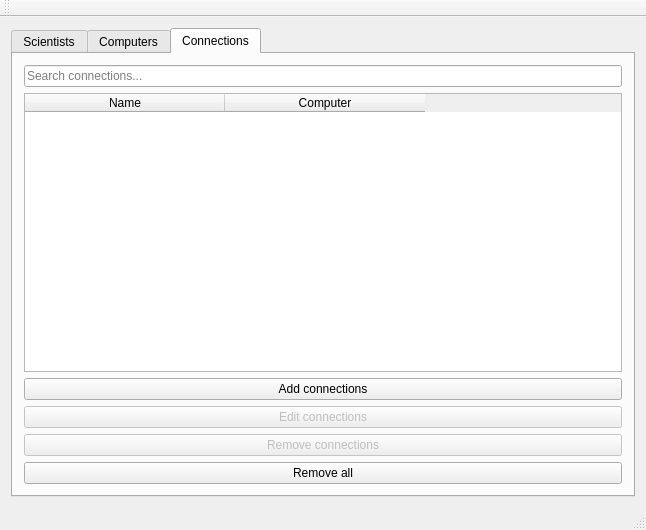
Above: vln-vika3/vln3/mainwindow.ui from hoddiingi/vln1-2016 before the change. Below: the same form after it.
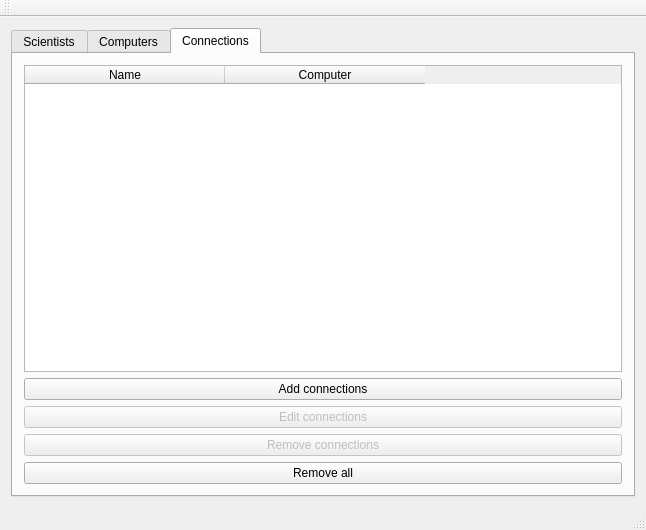
That is the form after the change.

Commit message: Search fjarlægt í töflu í connections

Diff of the .ui file:
```diff
--- a/vln-vika3/vln3/mainwindow.ui
+++ b/vln-vika3/vln3/mainwindow.ui
@@ -251,13 +251,6 @@
         <string>Connections</string>
        </attribute>
        <layout class="QVBoxLayout" name="verticalLayout_5">
-        <item>
-         <widget class="QLineEdit" name="input_filter_connections">
-          <property name="placeholderText">
-           <string>Search connections...</string>
-          </property>
-         </widget>
-        </item>
         <item>
          <widget class="QTableWidget" name="table_connections">
           <property name="enabled">
```
The commit also changes 2 other files.
